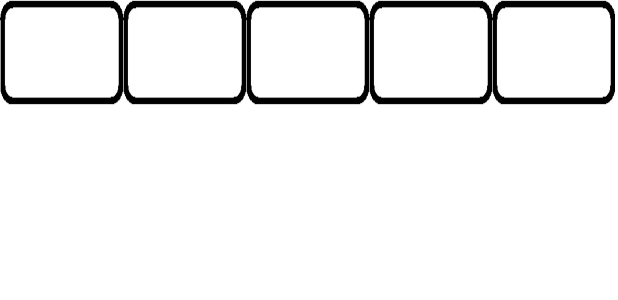
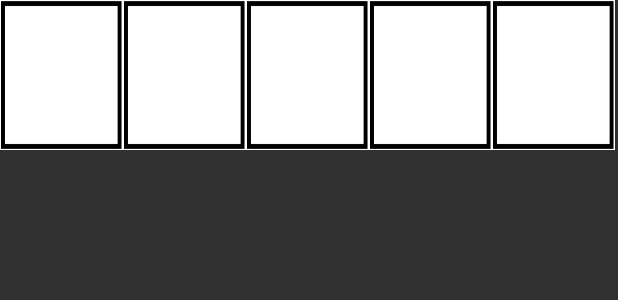
Before and after one commit to Remba15/RMA_Jamb_Projekt, an Android app: the layout rv_item_layout.xml on its own in the app's theme, with its tools: preview values and no code run, on a phone screen of 412 x 824 dp. Shown: the top 300 px of the screen. Run offline under Robolectric (Android 15) with nearby library versions, the phone set to English and light mode, and no system bars.

```diff
--- a/app/src/main/AndroidManifest.xml
+++ b/app/src/main/AndroidManifest.xml
@@ -11,7 +11,7 @@
         android:label="@string/app_name"
         android:roundIcon="@mipmap/ic_launcher_round"
         android:supportsRtl="true"
-        android:theme="@style/Theme.YambProjekt"
+        android:theme="@style/Theme.AppCompat.NoActionBar"
         tools:targetApi="31">
         <activity
             android:name=".activities.GameActivity"
--- a/app/src/main/java/com/example/yambprojekt/data/DieList.kt
+++ b/app/src/main/java/com/example/yambprojekt/data/DieList.kt
@@ -19,7 +19,7 @@ fun getDieResource(number: Int): Int {
         4 -> R.drawable.die_face_4
         5 -> R.drawable.die_face_5
         6 -> R.drawable.die_face_6
-        else -> R.drawable.red_cell
+        else -> R.drawable.die_face_blank
     }
 }
 
@@ -31,7 +31,7 @@ fun getLockedDieResource(number: Int): Int {
         4 -> R.drawable.die_face_locked_4
         5 -> R.drawable.die_face_locked_5
         6 -> R.drawable.die_face_locked_6
-        else -> R.drawable.red_cell
+        else -> R.drawable.die_face_blank
     }
 }
 
--- a/app/src/main/res/layout/rv_item_layout.xml
+++ b/app/src/main/res/layout/rv_item_layout.xml
@@ -9,9 +9,10 @@
             android:id="@+id/tv_row_name"
             android:layout_column="1"
             android:layout_width="0dp"
-            android:layout_height="70dp"
+            android:layout_height="100dp"
             android:background="@drawable/normal_cell"
             android:textStyle="bold"
+            android:textColor="@color/black"
             android:textAlignment="center"
             android:padding="10dp"
             />
@@ -19,8 +20,9 @@
             android:id="@+id/tv_down_cell"
             android:layout_column="2"
             android:layout_width="0dp"
-            android:layout_height="70dp"
+            android:layout_height="100dp"
             android:background="@drawable/normal_cell"
+            android:textColor="@color/black"
             android:textAlignment="center"
             android:padding="10dp"
             />
@@ -28,8 +30,9 @@
             android:id="@+id/tv_up_cell"
             android:layout_column="3"
             android:layout_width="0dp"
-            android:layout_height="70dp"
+            android:layout_height="100dp"
             android:background="@drawable/normal_cell"
+            android:textColor="@color/black"
             android:textAlignment="center"
             android:padding="10dp"
             />
@@ -37,8 +40,9 @@
             android:id="@+id/tv_up_down_cell"
             android:layout_column="4"
             android:layout_width="0dp"
-            android:layout_height="70dp"
+            android:layout_height="100dp"
             android:background="@drawable/normal_cell"
+            android:textColor="@color/black"
             android:textAlignment="center"
             android:padding="10dp"
             />
@@ -46,8 +50,9 @@
             android:id="@+id/tv_announcement_cell"
             android:layout_column="5"
             android:layout_width="0dp"
-            android:layout_height="70dp"
+            android:layout_height="100dp"
             android:background="@drawable/normal_cell"
+            android:textColor="@color/black"
             android:textAlignment="center"
             android:padding="10dp"
             />
```
Also changed, not shown: app/src/main/java/com/example/yambprojekt/activities/GameActivity.kt (+19 -31 lines), app/src/main/res/layout/activity_game_recycler_view.xml (+7 -7 lines), app/src/main/res/drawable/input_cell.jpg, app/src/main/res/drawable/normal_cell.jpg, app/src/main/res/drawable/red_cell.jpg.
